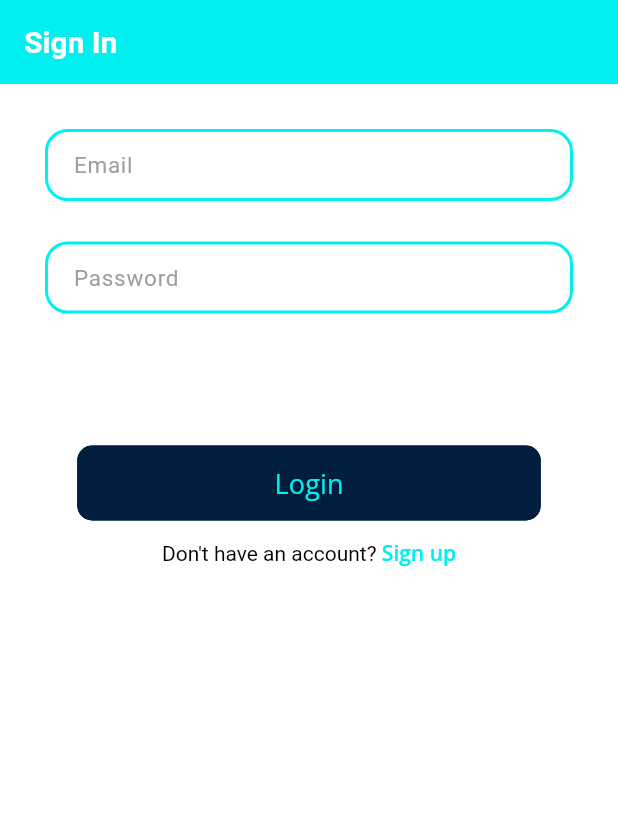
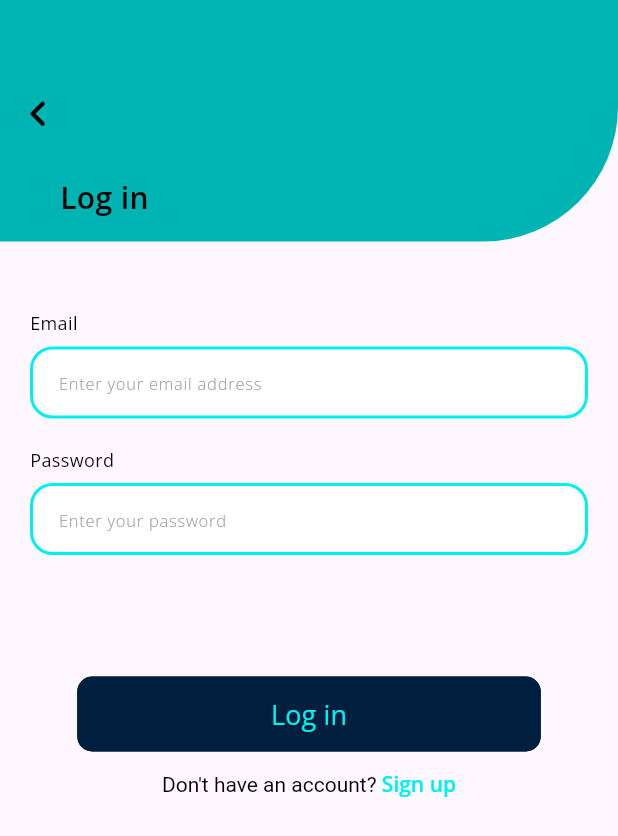
Before and after one commit to BizTidyTech/biztech_mobile_app, a Flutter app: the SignInUserView screen opened by its route, on a phone screen of 412 x 824 dp. Shown: the top 836 px of the screen. Run offline on Flutter 3.47's test engine with Material 3 defaults, Android fonts, the phone set to English and light mode, and no system bars; our stand-ins replace cloud_firestore, equatable, firebase_auth, firebase_core, flutter_svg, fluttertoast and 7 more; missing offline and left inert: animate_gradient, email_otp; accounts and stored records are empty; project files that could hold a hidden picture were left out.

Commit message:
auth sign up, register, lofin, verify OTP functions

```diff
--- a/lib/app/resources/app.router.dart
+++ b/lib/app/resources/app.router.dart
@@ -3,6 +3,7 @@ import 'package:tidytech/app/services/navigation_service.dart';
 import 'package:tidytech/ui/features/auth/auth_view/create_account_view.dart';
 import 'package:tidytech/ui/features/auth/auth_view/onboarding_view.dart';
 import 'package:tidytech/ui/features/auth/auth_view/signin_user_view.dart';
+import 'package:tidytech/ui/features/auth/auth_view/verify_otp_screen.dart';
 import 'package:tidytech/ui/features/splash_screen/splash_screen.dart';
 
 class AppRouter {
@@ -21,6 +22,19 @@ class AppRouter {
         path: '/onboardingScreen',
         builder: (context, state) => const OnboardingScreen(),
       ),
+      GoRoute(
+        path: '/createAccountView',
+        builder: (context, state) => CreateAccountView(),
+      ),
+      GoRoute(
+        path: '/signInUserView',
+        builder: (context, state) => SignInUserView(),
+      ),
+      GoRoute(
+        path: '/verifyOtpScreen',
+        builder: (context, state) => const VerifyOtpScreen(),
+      ),
+
       // GoRoute(
       //   path: '/homepageView',
       //   builder: (context, state) => const HomepageView(),
@@ -38,14 +52,6 @@ class AppRouter {
       //   builder: (context, state) => const ActivityPageView(),
       // ),
       // //
-      GoRoute(
-        path: '/createAccountView',
-        builder: (context, state) => CreateAccountView(),
-      ),
-      GoRoute(
-        path: '/signInUserView',
-        builder: (context, state) => SignInUserView(),
-      ),
       // GoRoute(
       //   path: '/updateNewAccountView',
       //   builder: (context, state) => UpdateNewAccountView(),
--- /dev/null
+++ b/lib/ui/features/auth/auth_model/user_data_model.dart
@@ -0,0 +1,35 @@
+class UserData {
+  String? userId;
+  String? email;
+  String? name;
+  String? photoUrl;
+  String? password;
+
+  UserData({
+    this.userId,
+    this.email,
+    this.name,
+    this.photoUrl,
+    this.password,
+  });
+
+  factory UserData.fromJson(Map<String, dynamic> json) {
+    return UserData(
+      userId: json['userId'],
+      email: json['email'],
+      name: json['name'],
+      photoUrl: json['photoUrl'],
+      password: json['password'],
+    );
+  }
+
+  Map<String, dynamic> toJson() {
+    final Map<String, dynamic> data = <String, dynamic>{};
+    data['userId'] = userId;
+    data['email'] = email;
+    data['name'] = name;
+    data['photoUrl'] = photoUrl;
+    data['password'] = password;
+    return data;
+  }
+}
--- /dev/null
+++ b/lib/ui/features/auth/auth_utils/auth_utils.dart
@@ -0,0 +1,62 @@
+// ignore_for_file: avoid_print
+
+import 'package:firebase_auth/firebase_auth.dart';
+import 'package:fluttertoast/fluttertoast.dart';
+import 'package:tidytech/app/services/firebase_service.dart';
+import 'package:tidytech/tidytech_app.dart';
+import 'package:tidytech/ui/features/auth/auth_model/user_data_model.dart';
+
+class AuthUtil {
+  final auth = FirebaseAuth.instance;
+  Future<bool> createAccount(String email, String password) async {
+    try {
+      await FirebaseAuth.instance
+          .createUserWithEmailAndPassword(email: email, password: password);
+      return true;
+    } on FirebaseAuthException catch (e) {
+      if (e.code == 'email-already-in-use') {
+        Fluttertoast.showToast(msg: "Email address already in use.");
+      } else if (e.code == 'invalid-email') {
+        Fluttertoast.showToast(msg: "Invalid email address.");
+      } else {
+        Fluttertoast.showToast(
+            msg: "An error occurred while creating the account.");
+      }
+      return false;
+    }
+  }
+
+  Future<bool> registerUser() async {
+    var userId = auth.currentUser!.uid;
+    var email = auth.currentUser!.email;
+    var name = auth.currentUser!.displayName;
+    var photoUrl = auth.currentUser!.photoURL;
+    UserData userData = UserData(
+      userId: userId,
+      email: email,
+      name: name,
+      photoUrl: photoUrl,
+    );
+    bool isRegister = await FirebaseService().register(user: userData);
+    return isRegister;
+  }
+
+  Future<bool> signInUser(String email, String password) async {
+    try {
+      await auth.signInWithEmailAndPassword(
+        email: email,
+        password: password,
+      );
+      return true;
+    } on FirebaseAuthException catch (e) {
+      logger.e(e);
+      if (e.code == "invalid-credential") {
+        Fluttertoast.showToast(
+            msg: "Invalid credentials. Verify and try again");
+      } else {
+        Fluttertoast.showToast(msg: "Error occured! Please try again!");
+      }
+      return false;
+    }
+  }
+}
--- a/lib/ui/features/auth/auth_view/signin_user_view.dart
+++ b/lib/ui/features/auth/auth_view/signin_user_view.dart
@@ -1,16 +1,15 @@
 // ignore_for_file: must_be_immutable
 
-import 'dart:io' show Platform;
-
-import 'package:flutter/cupertino.dart';
 import 'package:flutter/gestures.dart';
 import 'package:flutter/material.dart';
 import 'package:flutter/services.dart';
 import 'package:get/get.dart';
 import 'package:go_router/go_router.dart';
 import 'package:tidytech/ui/features/auth/auth_controller/auth_controller.dart';
+import 'package:tidytech/ui/features/auth/auth_view/widgets/input_widget.dart';
+import 'package:tidytech/ui/features/auth/auth_view/widgets/top_card.dart';
 import 'package:tidytech/ui/shared/custom_button.dart';
-import 'package:tidytech/ui/shared/custom_textfield_.dart';
+import 'package:tidytech/ui/shared/loading_widget.dart';
 import 'package:tidytech/ui/shared/spacer.dart';
 import 'package:tidytech/utils/app_constants/app_colors.dart';
 import 'package:tidytech/utils/app_constants/app_strings.dart';
@@ -23,62 +22,63 @@ class SignInUserView extends StatelessWidget {
 
   @override
   Widget build(BuildContext context) {
-    Size size = MediaQuery.of(context).size;
-
-    return Scaffold(
-      backgroundColor: AppColors.plainWhite,
-      appBar: AppBar(
-        backgroundColor: AppColors.kPrimaryColor,
-        title: const Text(
-          "Sign In",
-          style: TextStyle(
-            color: Colors.white,
-            fontSize: 20,
-            fontWeight: FontWeight.w600,
+    return AnnotatedRegion(
+      value: SystemUiOverlayStyle(
+        statusBarColor: AppColors.transparent,
+        statusBarIconBrightness: Brightness.dark,
+        systemNavigationBarIconBrightness: Brightness.dark,
+        systemNavigationBarColor: AppColors.plainWhite,
       ),
-        ),
-      ),
+      child: GestureDetector(
+        onTap: () => SystemChannels.textInput.invokeMethod('TextInput.hide'),
+        child: Scaffold(
           body: SingleChildScrollView(
-        padding: const EdgeInsets.all(30),
             child: SizedBox(
-          height: size.height,
+              child: Column(
+                children: [
+                  authScreensTopCard(context, AppStrings.login),
+                  Padding(
+                    padding: const EdgeInsets.symmetric(horizontal: 20),
                     child: Column(
                       crossAxisAlignment: CrossAxisAlignment.center,
                       children: [
-              CustomTextfield(
-                textEditingController: controller.fullnameController,
-                labelText: AppStrings.email,
-                hintText: 'Enter your preferred username',
+                        verticalSpacer(40),
+                        inputWidget(
+                          titleText: AppStrings.email,
+                          textEditingController: controller.emailController,
+                          hintText: 'Enter your email address',
                         ),
-              verticalSpacer(20),
-              CustomTextfield(
+                        inputWidget(
+                          titleText: AppStrings.password,
                           textEditingController: controller.passwordController,
-                labelText: AppStrings.password,
                           hintText: 'Enter your password',
                         ),
-              verticalSpacer(20),
+                        verticalSpacer(40),
                         Center(
                           child: GetBuilder<AuthController>(
                             init: AuthController(),
                             builder: (_) {
-                    return Text(
-                      controller.errMessage,
-                      style: const TextStyle(color: Colors.red),
-                    );
+                              return Text(controller.errMessage,
+                                  style: AppStyles.subStringStyle(
+                                      13, AppColors.coolRed));
                             },
                           ),
                         ),
-              verticalSpacer(40),
-              CustomButton(
+                        verticalSpacer(10),
+                        controller.showLoading == true
+                            ? loadingWidget()
+                            : CustomButton(
                                 buttonText: AppStrings.login,
                                 onPressed: () {
-                  SystemChannels.textInput.invokeMethod('TextInput.hide');
+                                  SystemChannels.textInput
+                                      .invokeMethod('TextInput.hide');
                                   controller.attemptToSignInUser(context);
                                 },
                               ),
                         verticalSpacer(12),
-              RichText(
-                textScaler: TextScaler.noScaling,
+                        controller.showLoading == true
+                            ? const SizedBox.shrink()
+                            : RichText(
                                 text: TextSpan(
                                   text: 'Don\'t have an account? ',
                                   style: TextStyle(
@@ -88,17 +88,17 @@ class SignInUserView extends StatelessWidget {
                                     TextSpan(
                                       text: AppStrings.signUp,
                                       style: AppStyles.regularStringStyle(
-                        14,
-                        AppColors.kPrimaryColor,
-                      ),
+                                          14, AppColors.kPrimaryColor),
                                       recognizer: TapGestureRecognizer()
                                         ..onTap = () {
                                           controller.resetValues();
-                          context.pushReplacement('/createAccountView');
+                                          context.pushReplacement(
+                                              '/createAccountView');
                                         },
                                     ),
                                   ],
                                 ),
+                                textScaler: const TextScaler.linear(1),
                               ),
                         verticalSpacer(40),
                         GetBuilder<AuthController>(
@@ -106,9 +106,7 @@ class SignInUserView extends StatelessWidget {
                           builder: (_) {
                             return Center(
                               child: controller.showLoading == true
-                        ? Platform.isAndroid
-                            ? const CircularProgressIndicator()
-                            : const CupertinoActivityIndicator()
+                                  ? loadingWidget()
                                   : const SizedBox.shrink(),
                             );
                           },
@@ -116,6 +114,11 @@ class SignInUserView extends StatelessWidget {
                       ],
                     ),
                   ),
+                ],
+              ),
+            ),
+          ),
+        ),
       ),
     );
   }
--- a/lib/utils/app_constants/app_colors.dart
+++ b/lib/utils/app_constants/app_colors.dart
@@ -29,6 +29,8 @@ class AppColors {
 
   static Color inputFieldBlack = fromHex('#1A1819');
 
+  static Color normalGreen = Colors.green.shade900;
+
   static Color transparent = Colors.transparent;
 
   static Color fromHex(String hexString) {
--- a/lib/utils/app_constants/app_strings.dart
+++ b/lib/utils/app_constants/app_strings.dart
@@ -5,7 +5,7 @@ class AppStrings {
       "Your ‘go-to’ for professional cleaning\nservice.";
   static String welcome = 'Welcome';
   static String to = 'to';
-  static String login = 'Login';
+  static String login = 'Log in';
   static String signUp = 'Sign up';
   static String getStarted = 'Get Started';
   static String emailVerification = 'Email verification';
--- a/pubspec.yaml
+++ b/pubspec.yaml
@@ -29,6 +29,9 @@ dependencies:
   firebase_storage: ^12.3.6
   image_picker: ^1.1.2
   animate_gradient: ^0.0.3
+  fluttertoast: ^8.2.8
+  email_otp: ^3.0.2
+  pin_code_fields: ^8.0.1
 
 dev_dependencies:
   flutter_test:
```
Also changed, not shown: lib/app/helpers/sharedprefs.dart (+17 -1 lines), lib/app/services/firebase_service.dart (added, +38 -0 lines), lib/app/services/snackbar_service.dart (deleted, +0 -22 lines), lib/main.dart (+13 -0 lines), lib/ui/features/auth/auth_controller/auth_controller.dart (+91 -55 lines), lib/ui/features/auth/auth_view/create_account_view.dart (+7 -9 lines), lib/ui/features/auth/auth_view/verify_otp_screen.dart (added, +141 -0 lines), lib/utils/app_constants/fb_collection_names.dart (added, +7 -0 lines), lib/utils/extension_and_methods/string_cap_extensions.dart (+25 -1 lines), pubspec.lock. Lines whose indentation alone changed are shown as unchanged.
